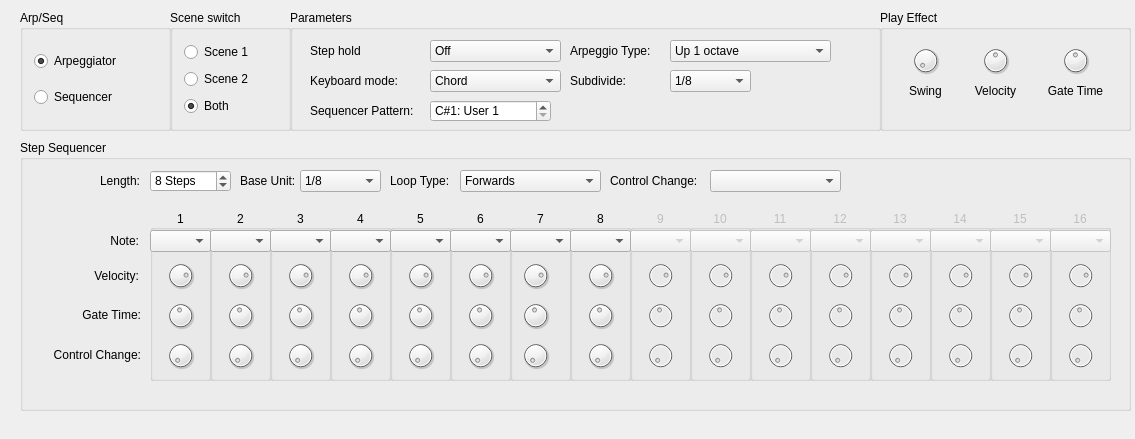
Old version of the form src/View/ArpSeq.ui in the repository thefinalcutbg/QAN1xEditor.
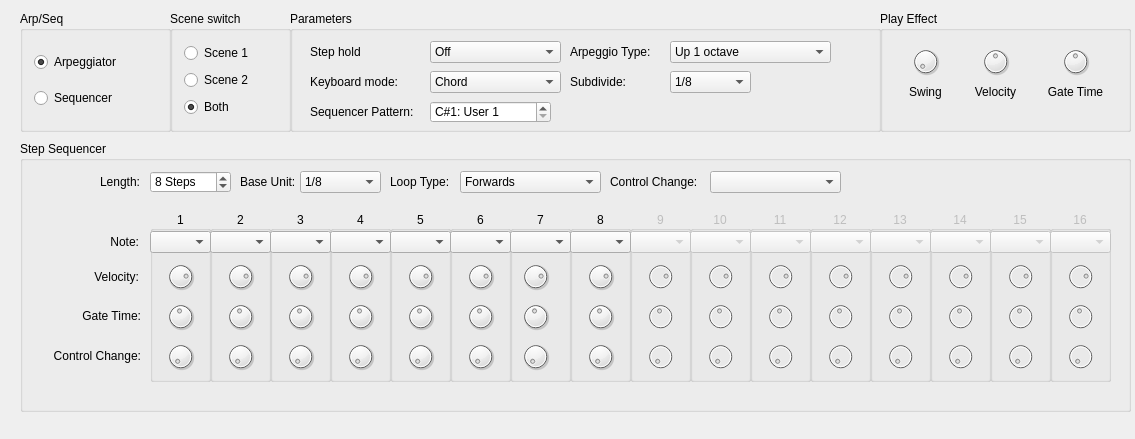
New version of the form. Custom widgets are drawn as their Qt base class.

```diff
--- a/src/View/ArpSeq.ui
+++ b/src/View/ArpSeq.ui
@@ -17,7 +17,7 @@
    <property name="geometry">
     <rect>
      <x>170</x>
-     <y>10</y>
+     <y>11</y>
      <width>121</width>
      <height>121</height>
     </rect>
@@ -56,7 +56,7 @@
    <property name="geometry">
     <rect>
      <x>880</x>
-     <y>10</y>
+     <y>11</y>
      <width>251</width>
      <height>121</height>
     </rect>
@@ -252,7 +252,7 @@
    <property name="geometry">
     <rect>
      <x>290</x>
-     <y>10</y>
+     <y>11</y>
      <width>591</width>
      <height>121</height>
     </rect>
@@ -621,7 +621,7 @@
    <property name="geometry">
     <rect>
      <x>20</x>
-     <y>10</y>
+     <y>11</y>
      <width>151</width>
      <height>121</height>
     </rect>
@@ -653,7 +653,7 @@
    <property name="geometry">
     <rect>
      <x>20</x>
-     <y>140</y>
+     <y>141</y>
      <width>1111</width>
      <height>271</height>
     </rect>
```
